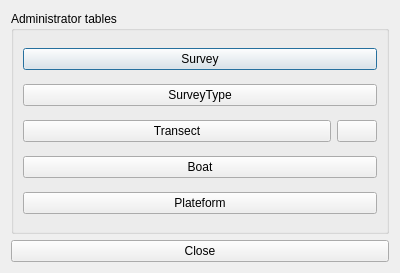
Before: the Qt Designer form src/gui/ui/settings.ui in hytechimaging/sammo-boat, drawn with Qt 5.
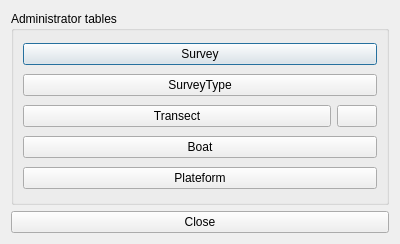
After: the same form once the commit is applied. Icons and pictures are not drawn.

Patch:
```diff
--- a/src/gui/ui/settings.ui
+++ b/src/gui/ui/settings.ui
@@ -7,7 +7,7 @@
     <x>0</x>
     <y>0</y>
     <width>400</width>
-    <height>273</height>
+    <height>244</height>
    </rect>
   </property>
   <property name="windowTitle">
```
Left out of the diff: 3 changed lines with no effect on the pictures.
